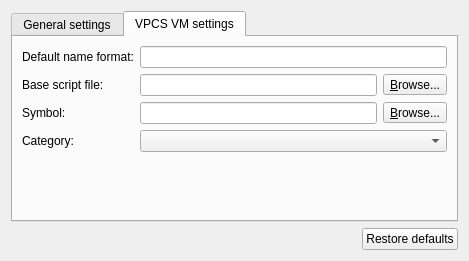
The window that gns3/modules/vpcs/ui/vpcs_preferences_page.ui (mpplab/MNSS) describes before a commit, drawn with Qt 5.
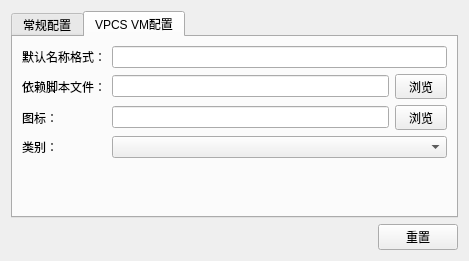
The same window after the commit. The open tabs and pages were chosen to show the change.

Diff of the .ui file:
```diff
--- a/gns3/modules/vpcs/ui/vpcs_preferences_page.ui
+++ b/gns3/modules/vpcs/ui/vpcs_preferences_page.ui
@@ -24,7 +24,7 @@
      </property>
      <widget class="QWidget" name="uiGeneralSettingsTabWidget">
       <attribute name="title">
-       <string>General settings</string>
+       <string>常规配置</string>
       </attribute>
       <layout class="QVBoxLayout" name="verticalLayout">
        <item>
@@ -85,7 +85,7 @@
      </widget>
      <widget class="QWidget" name="uiVPCSTabWidget">
       <attribute name="title">
-       <string>VPCS VM settings</string>
+       <string>VPCS VM配置</string>
       </attribute>
       <layout class="QGridLayout" name="gridLayout">
        <item row="1" column="1">
@@ -103,7 +103,7 @@
          <item>
           <widget class="QToolButton" name="uiScriptFileToolButton">
            <property name="text">
-            <string>&amp;Browse...</string>
+            <string>  浏览  </string>
            </property>
            <property name="toolButtonStyle">
             <enum>Qt::ToolButtonTextOnly</enum>
@@ -115,7 +115,7 @@
        <item row="4" column="0">
         <widget class="QLabel" name="uiSymbolLabel">
          <property name="text">
-          <string>Symbol:</string>
+          <string>图标：</string>
          </property>
         </widget>
        </item>
@@ -127,7 +127,7 @@
          <item>
           <widget class="QToolButton" name="uiSymbolToolButton">
            <property name="text">
-            <string>&amp;Browse...</string>
+            <string>  浏览  </string>
            </property>
            <property name="toolButtonStyle">
             <enum>Qt::ToolButtonTextOnly</enum>
@@ -139,7 +139,7 @@
        <item row="5" column="0">
         <widget class="QLabel" name="uiCategoryLabel">
          <property name="text">
-          <string>Category:</string>
+          <string>类别：</string>
          </property>
         </widget>
        </item>
@@ -162,14 +162,14 @@
        <item row="1" column="0">
         <widget class="QLabel" name="uiScriptFileLabel">
          <property name="text">
-          <string>Base script file:</string>
+          <string>依赖脚本文件：</string>
          </property>
         </widget>
        </item>
        <item row="0" column="0">
         <widget class="QLabel" name="uiDefaultNameFormatLabel">
          <property name="text">
-          <string>Default name format:</string>
+          <string>默认名称格式：</string>
          </property>
         </widget>
        </item>
@@ -198,7 +198,7 @@
      <item>
       <widget class="QPushButton" name="uiRestoreDefaultsPushButton">
        <property name="text">
-        <string>Restore defaults</string>
+        <string>重置</string>
        </property>
       </widget>
      </item>
```
Left out of the diff: 6 changed lines with no effect on the pictures.
